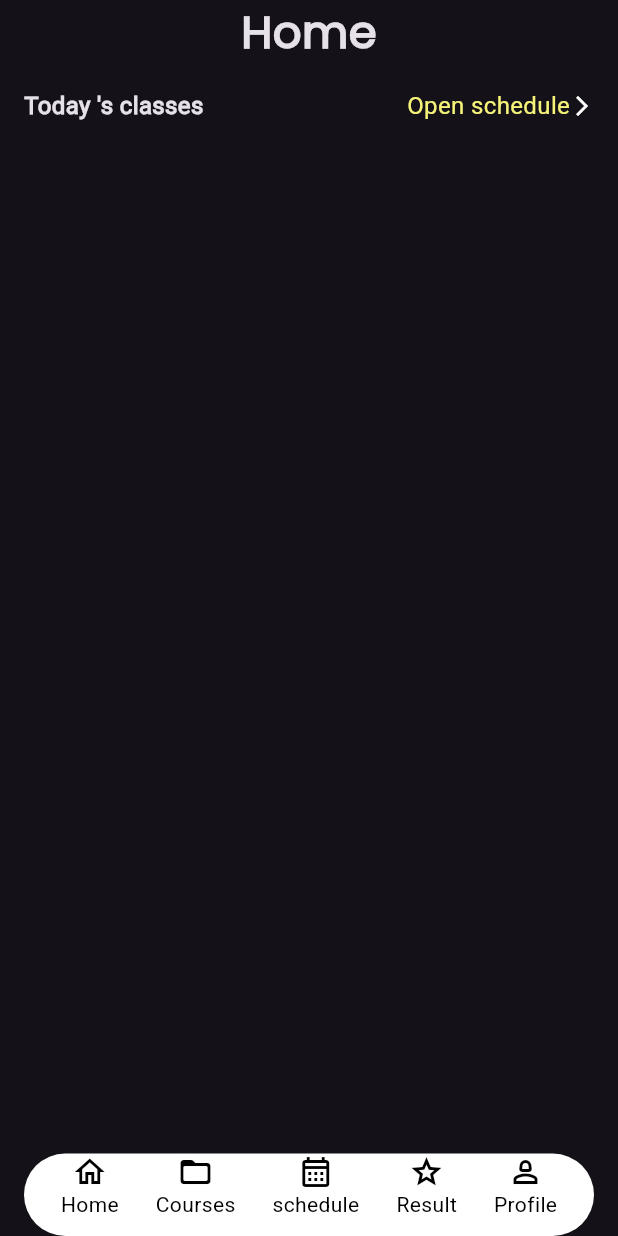
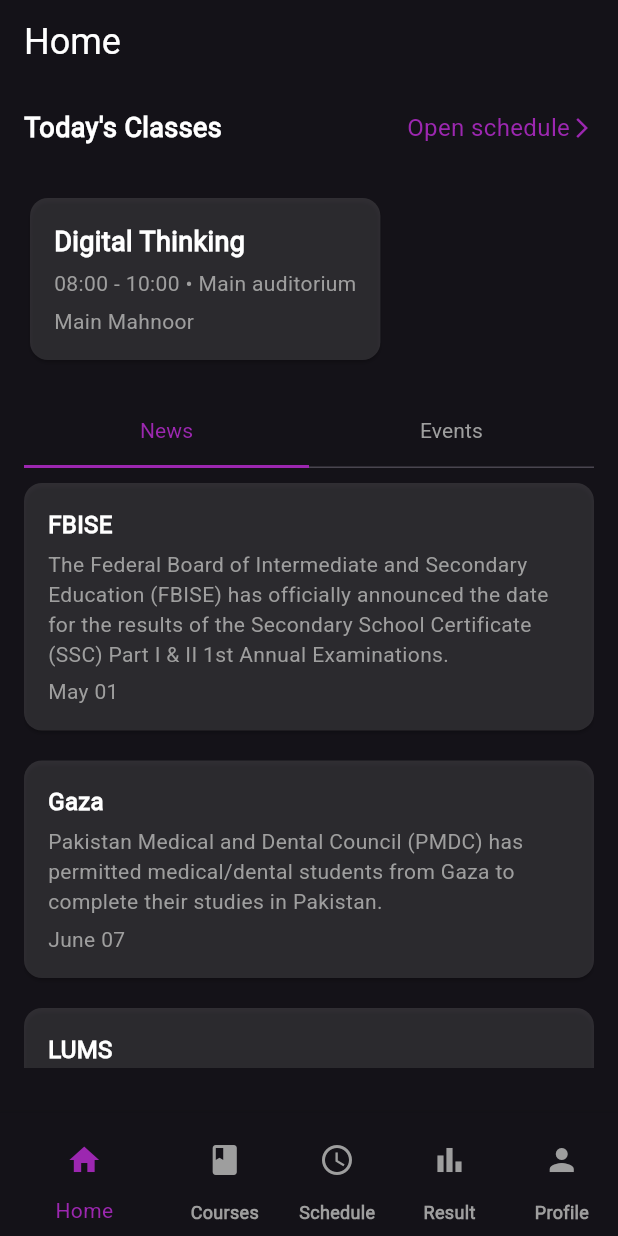
Before and after one commit to maryamabdallahhh/College-Campus, a Flutter app: the screen it shows after launch, on a phone screen of 412 x 824 dp. Run offline on Flutter 3.47's test engine with Material 3 defaults, Android fonts, the phone set to English and light mode, and no system bars.

Commit message:
hoem page

```diff
--- a/lib/core/theme.dart
+++ b/lib/core/theme.dart
@@ -1,13 +1,3 @@
 import 'package:flutter/material.dart';
 
-ThemeData appTheme = ThemeData(
-  brightness: Brightness.dark,
-  tabBarTheme: const TabBarTheme(
-    indicatorSize: TabBarIndicatorSize.tab,
-    indicatorColor: Colors.white,
-    labelColor: Colors.white,
-    unselectedLabelColor: Colors.white,
-    labelStyle: TextStyle(fontSize: 16, fontWeight: FontWeight.bold),
-    unselectedLabelStyle: TextStyle(fontSize: 17),
-  ),
-);
+ThemeData appTheme = ThemeData(brightness: Brightness.dark);
--- a/lib/features/views/home_page.dart
+++ b/lib/features/views/home_page.dart
@@ -1,43 +1,69 @@
-import 'package:college_campus/features/views/widgets/items.dart';
-import 'package:college_campus/features/views/widgets/tab_veiw.dart';
 import 'package:flutter/material.dart';
 
-class HomePage extends StatefulWidget {
-  const HomePage({super.key});
+class HomePage extends StatelessWidget {
+  final List<Map<String, String>> events = [
+    {
+      'title': 'FBISE',
+      'subtitle':
+          'The Federal Board of Intermediate and Secondary Education (FBISE) has officially announced the date for the results of the Secondary School Certificate (SSC) Part I & II 1st Annual Examinations.',
+      'date': 'May 01',
+    },
+    {
+      'title': 'Gaza',
+      'subtitle':
+          'Pakistan Medical and Dental Council (PMDC) has permitted medical/dental students from Gaza to complete their studies in Pakistan.',
+      'date': 'June 07',
+    },
+    {
+      'title': 'LUMS',
+      'subtitle': 'LUMS recently collaborated with the mediation of...',
+      'date': 'May 01',
+    },
+  ];
+  final List<Map<String, String>> news = [
+    {
+      'title': 'IDP Study Abroad Expo',
+      'subtitle': 'Islamabad',
+      'date': 'Wed, 28 Feb 2024',
+    },
+    {
+      'title': 'Pathways to Development Conference',
+      'subtitle': 'Lahore',
+      'date': 'Fri, 19 Apr 2024',
+    },
+    {
+      'title': 'IELTS',
+      'subtitle': 'Ielts recently collaborated with the mediation of...',
+      'date': '',
+    },
+  ];
 
   @override
-  State<HomePage> createState() => _HomePageState();
-}
-
-class _HomePageState extends State<HomePage> {
-  @override
   Widget build(BuildContext context) {
-    return SafeArea(
+    return DefaultTabController(
+      length: 2,
       child: Scaffold(
-        body: Stack(
-          children: [
-            Column(
-              children: [
-                Text(
+        appBar: AppBar(
+          title: Text(
             'Home',
-                  style: TextStyle(
-                    fontFamily: "Poppins",
-                    fontWeight: FontWeight.bold,
-                    fontSize: 30,
+            style: TextStyle(color: Colors.white, fontSize: 24),
           ),
         ),
-                Padding(
-                  padding: EdgeInsets.all(16),
+        body: SingleChildScrollView(
+          child: Padding(
+            padding: const EdgeInsets.all(16.0),
             child: Column(
+              crossAxisAlignment: CrossAxisAlignment.start,
               children: [
                 Row(
                   mainAxisAlignment: MainAxisAlignment.spaceBetween,
                   children: [
                     Text(
-                            'Today \'s classes',
+                      'Today\'s Classes',
                       style: TextStyle(
+                        color: Colors.white,
+                        fontSize: 18,
                         fontWeight: FontWeight.bold,
-                              fontSize: 16,
                       ),
                     ),
                     GestureDetector(
@@ -49,26 +75,168 @@ class _HomePageState extends State<HomePage> {
                           Text(
                             'Open schedule',
                             style: TextStyle(
+                              color: Colors.purple,
                               fontSize: 16,
-                                    color: Color(0xffF5F378),
                             ),
                           ),
-                                Icon(Icons.arrow_forward_ios, size: 16),
+                          Icon(
+                            Icons.arrow_forward_ios,
+                            size: 16,
+                            color: Colors.purple,
+                          ),
                         ],
                       ),
                     ),
                   ],
                 ),
-                      // TabVeiw(),
+                SizedBox(height: 30),
+                Card(
+                  color: Colors.white12,
+                  child: Padding(
+                    padding: const EdgeInsets.all(16.0),
+                    child: Column(
+                      crossAxisAlignment: CrossAxisAlignment.start,
+                      children: [
+                        Text(
+                          'Digital Thinking',
+                          style: TextStyle(
+                            color: Colors.white,
+                            fontSize: 18,
+                            fontWeight: FontWeight.bold,
+                          ),
+                        ),
+                        SizedBox(height: 5),
+                        Text(
+                          '08:00 - 10:00 • Main auditorium',
+                          style: TextStyle(color: Colors.grey, fontSize: 14),
+                        ),
+                        SizedBox(height: 5),
+                        Text(
+                          'Main Mahnoor',
+                          style: TextStyle(color: Colors.grey, fontSize: 14),
+                        ),
+                      ],
+                    ),
+                  ),
+                ),
+                SizedBox(height: 20),
+
+                TabBar(
+                  tabs: [Tab(text: 'News'), Tab(text: 'Events')],
+                  labelColor: Colors.purple,
+                  unselectedLabelColor: Colors.grey,
+                  indicatorSize: TabBarIndicatorSize.tab,
+
+                  indicatorColor: Colors.purple,
+                ),
+                SizedBox(
+                  height: 400,
+                  child: TabBarView(
+                    children: [
+                      _buildTabContent(events),
+                      _buildTabContent(news),
                     ],
                   ),
                 ),
               ],
             ),
-            Align(alignment: Alignment.bottomCenter, child: Items()),
+          ),
+        ),
+        bottomNavigationBar: BottomNavigationBar(
+          showUnselectedLabels: true,
+          backgroundColor: Colors.black,
+          selectedItemColor: Colors.purple,
+          unselectedItemColor: Colors.grey,
+          unselectedLabelStyle: TextStyle(fontWeight: FontWeight.bold),
+          items: [
+            BottomNavigationBarItem(
+              icon: IconButton(
+                onPressed: () {
+                  Navigator.of(context).pushNamed("home");
+                },
+                icon: Icon(Icons.home),
+              ),
+              label: 'Home',
+            ),
+            BottomNavigationBarItem(
+              icon: IconButton(
+                onPressed: () {
+                  Navigator.of(context).pushNamed("courses");
+                },
+                icon: Icon(Icons.book),
+              ),
+              label: 'Courses',
+            ),
+            BottomNavigationBarItem(
+              icon: IconButton(
+                onPressed: () {
+                  Navigator.of(context).pushNamed("schedule");
+                },
+                icon: Icon(Icons.schedule),
+              ),
+              label: 'Schedule',
+            ),
+            BottomNavigationBarItem(
+              icon: IconButton(
+                onPressed: () {
+                  Navigator.of(context).pushNamed("result");
+                },
+                icon: Icon(Icons.bar_chart),
+              ),
+              label: 'Result',
+            ),
+            BottomNavigationBarItem(
+              icon: IconButton(
+                onPressed: () {
+                  Navigator.of(context).pushNamed("profile");
+                },
+                icon: Icon(Icons.person),
+              ),
+              label: 'Profile',
+            ),
+          ],
+          currentIndex: 0,
+          onTap: (index) {},
+        ),
+      ),
+    );
+  }
+
+  Widget _buildTabContent(List<Map<String, String>> items) {
+    return ListView.builder(
+      itemCount: items.length,
+      itemBuilder: (context, index) {
+        return Card(
+          color: Colors.white12,
+          margin: EdgeInsets.symmetric(vertical: 10),
+          child: Padding(
+            padding: const EdgeInsets.all(16.0),
+            child: Column(
+              crossAxisAlignment: CrossAxisAlignment.start,
+              children: [
+                Text(
+                  items[index]['title']!,
+                  style: TextStyle(
+                    color: Colors.white,
+                    fontSize: 16,
+                    fontWeight: FontWeight.bold,
+                  ),
+                ),
+                SizedBox(height: 5),
+                Text(
+                  items[index]['subtitle']!,
+                  style: TextStyle(color: Colors.grey, fontSize: 14),
+                ),
+                SizedBox(height: 5),
+                Text(
+                  items[index]['date']!,
+                  style: TextStyle(color: Colors.grey, fontSize: 14),
+                ),
               ],
             ),
           ),
         );
+      },
+    );
   }
 }
--- a/lib/features/views/widgets/events.dart
+++ /dev/null
@@ -1,10 +0,0 @@
-import 'package:flutter/material.dart';
-
-class Events extends StatelessWidget {
-  const Events({super.key});
-
-  @override
-  Widget build(BuildContext context) {
-    return const Placeholder();
-  }
-}
--- a/lib/features/views/widgets/news.dart
+++ /dev/null
@@ -1,10 +0,0 @@
-import 'package:flutter/material.dart';
-
-class News extends StatelessWidget {
-  const News({super.key});
-
-  @override
-  Widget build(BuildContext context) {
-    return const Placeholder();
-  }
-}
--- a/lib/features/views/widgets/tab_veiw.dart
+++ /dev/null
@@ -1,20 +0,0 @@
-import 'package:college_campus/features/views/widgets/events.dart';
-import 'package:college_campus/features/views/widgets/news.dart';
-import 'package:flutter/material.dart';
-
-class TabVeiw extends StatelessWidget {
-  const TabVeiw({super.key});
-
-  @override
-  Widget build(BuildContext context) {
-    return DefaultTabController(
-      length: 2,
-      child: Scaffold(
-        appBar: AppBar(
-          bottom: const TabBar(tabs: [Tab(text: 'News'), Tab(text: 'Events')]),
-        ),
-        body: const TabBarView(children: [News(), Events()]),
-      ),
-    );
-  }
-}
```
Lines whose indentation alone changed are shown as unchanged.
